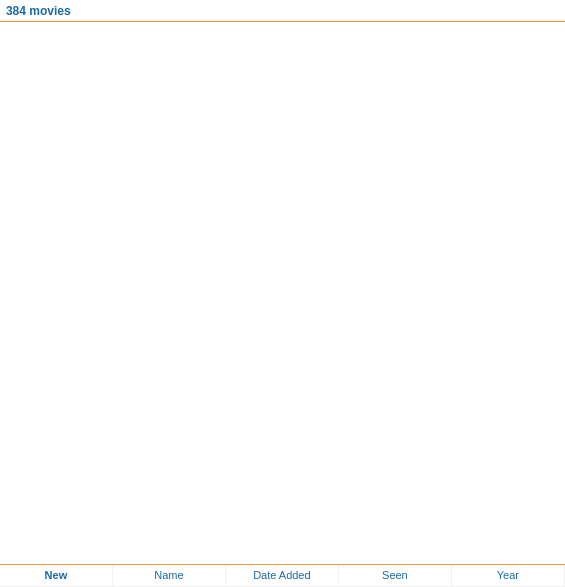
The window that movies/FilesWidget.ui (Komet/MediaElch) describes before a commit, drawn with Qt 5.
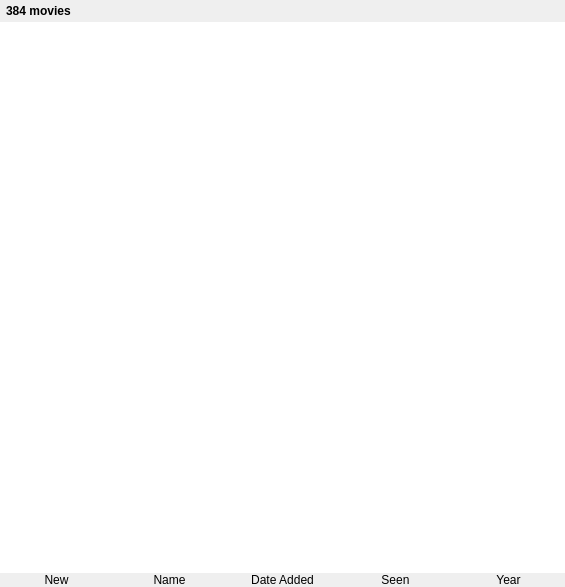
The same window after the commit. Custom widgets are drawn as their Qt base class.

What changed in the file:
```diff
--- a/movies/FilesWidget.ui
+++ b/movies/FilesWidget.ui
@@ -10,16 +10,6 @@
     <height>587</height>
    </rect>
   </property>
-  <property name="styleSheet">
-   <string notr="true">QTableView {
-	border: 0px;
-}
-
-#files {
-	color: #395265;
-}
-</string>
-  </property>
   <layout class="QVBoxLayout" name="verticalLayout">
    <property name="spacing">
     <number>0</number>
@@ -43,13 +33,6 @@
        <pointsize>9</pointsize>
       </font>
      </property>
-     <property name="styleSheet">
-      <string notr="true">QWidget {
-	background-color: #ffffff;
-	color: rgb(27, 105, 165);
-	border-bottom: 1px solid rgb(248, 155, 53);
-}</string>
-     </property>
      <layout class="QVBoxLayout" name="verticalLayout_2">
       <property name="leftMargin">
        <number>6</number>
@@ -71,9 +54,6 @@
           <bold>true</bold>
          </font>
         </property>
-        <property name="styleSheet">
-         <string notr="true">border: none;</string>
-        </property>
         <property name="text">
          <string notr="true">384 movies</string>
         </property>
@@ -99,12 +79,6 @@
      <property name="contextMenuPolicy">
       <enum>Qt::CustomContextMenu</enum>
      </property>
-     <property name="styleSheet">
-      <string notr="true">/*alternate-background-color: rgb(243, 246, 250);*/
-selection-background-color: qlineargradient(spread:pad, x1:0, y1:0, x2:0, y2:1, stop:0 #4185b6, stop:1 #1b6aa5);
-alternate-background-color: #f9f9f9;
-selection-color: #ffffff;</string>
-     </property>
      <property name="frameShape">
       <enum>QFrame::NoFrame</enum>
      </property>
@@ -144,20 +118,8 @@
     </widget>
    </item>
    <item>
-    <widget class="QWidget" name="widget" native="true">
-     <property name="styleSheet">
-      <string notr="true">/*
-QWidget {
-	border: 0px;
-	border-right: 1px solid rgba(0, 0, 0, 100);
-	background-color: #b0b0b0;
-}
-*/
-
-border-top: 1px solid rgb(248, 155, 53);
-</string>
-     </property>
-     <layout class="QHBoxLayout" name="horizontalLayout_2" stretch="0,0,0,0,0">
+    <widget class="QWidget" name="sortLabelWidget" native="true">
+     <layout class="QHBoxLayout" name="hlayoutSortLabelWidget" stretch="0,0,0,0,0">
       <property name="spacing">
        <number>0</number>
       </property>
@@ -178,20 +140,6 @@
         <property name="cursor">
          <cursorShape>PointingHandCursor</cursorShape>
         </property>
-        <property name="styleSheet">
-         <string notr="true">background-color: #f9f9f9;
-background-color: #ffffff;
-color: rgb(27, 105, 165);
-border: none;
-border-right: 1px solid #f0f0f0;
-font-weight: bold;
-font-size: 11px;
-padding-top: 4px;
-padding-bottom: 4px;
-margin-top: 1px;
-margin-bottom: 1px;
-</string>
-        </property>
         <property name="text">
          <string>New</string>
         </property>
@@ -205,20 +153,6 @@
         <property name="cursor">
          <cursorShape>PointingHandCursor</cursorShape>
         </property>
-        <property name="styleSheet">
-         <string notr="true">background-color: #f9f9f9;
-background-color: #ffffff;
-color: rgb(27, 105, 165);
-border: none;
-border-right: 1px solid #f0f0f0;
-font-weight: normal;
-font-size: 11px;
-padding-top: 4px;
-padding-bottom: 4px;
-margin-top: 1px;
-margin-bottom: 1px;
-</string>
-        </property>
         <property name="text">
          <string>Name</string>
         </property>
@@ -232,20 +166,6 @@
         <property name="cursor">
          <cursorShape>PointingHandCursor</cursorShape>
         </property>
-        <property name="styleSheet">
-         <string notr="true">background-color: #f9f9f9;
-background-color: #ffffff;
-color: rgb(27, 105, 165);
-border: none;
-border-right: 1px solid #f0f0f0;
-font-weight: normal;
-font-size: 11px;
-padding-top: 4px;
-padding-bottom: 4px;
-margin-top: 1px;
-margin-bottom: 1px;
-</string>
-        </property>
         <property name="text">
          <string>Date Added</string>
         </property>
@@ -259,20 +179,6 @@
         <property name="cursor">
          <cursorShape>PointingHandCursor</cursorShape>
         </property>
-        <property name="styleSheet">
-         <string notr="true">background-color: #f9f9f9;
-background-color: #ffffff;
-color: rgb(27, 105, 165);
-border: none;
-border-right: 1px solid #f0f0f0;
-font-weight: normal;
-font-size: 11px;
-padding-top: 4px;
-padding-bottom: 4px;
-margin-top: 1px;
-margin-bottom: 1px;
-</string>
-        </property>
         <property name="text">
          <string>Seen</string>
         </property>
@@ -286,20 +192,6 @@
         <property name="cursor">
          <cursorShape>PointingHandCursor</cursorShape>
         </property>
-        <property name="styleSheet">
-         <string notr="true">background-color: #f9f9f9;
-background-color: #ffffff;
-color: rgb(27, 105, 165);
-border: none;
-border-right: 1px solid #f0f0f0;
-font-weight: normal;
-font-size: 11px;
-padding-top: 4px;
-padding-bottom: 4px;
-margin-top: 1px;
-margin-bottom: 1px;
-</string>
-        </property>
         <property name="text">
          <string>Year</string>
         </property>
```
Left out of the diff: 15 changed lines with no effect on the pictures.
